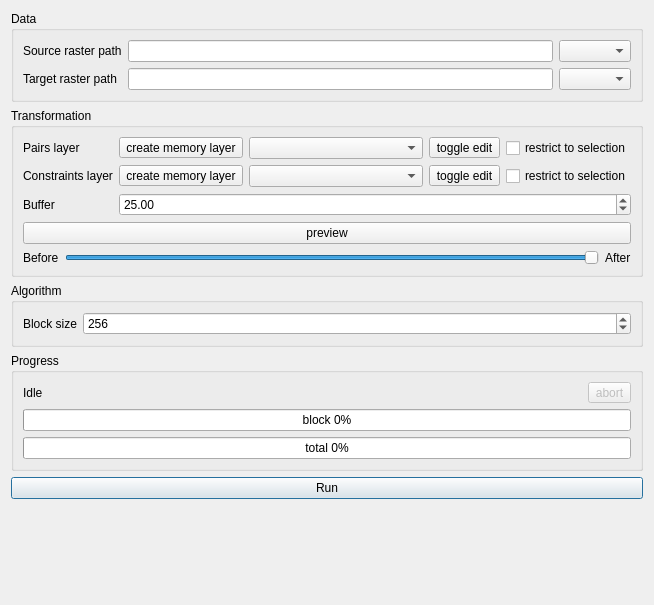
Qt form ui_main.ui (olivierdalang/RasterBender) before a commit.
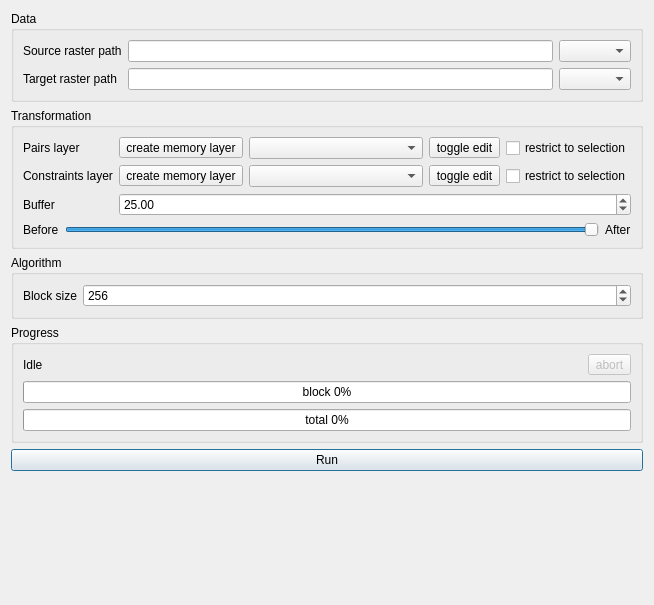
The same form after that commit. Icons and pictures are not drawn.

The edit to the form file:
```diff
--- a/ui_main.ui
+++ b/ui_main.ui
@@ -254,16 +254,6 @@
        </widget>
       </item>
       <item row="3" column="0" colspan="2">
-       <widget class="QPushButton" name="previewButton">
-        <property name="enabled">
-         <bool>true</bool>
-        </property>
-        <property name="text">
-         <string>preview</string>
-        </property>
-       </widget>
-      </item>
-      <item row="4" column="0" colspan="2">
        <layout class="QHBoxLayout" name="horizontalLayout_4">
         <item>
          <widget class="QLabel" name="label_6">
@@ -345,6 +335,9 @@
           <property name="text">
            <string>Idle</string>
           </property>
+          <property name="wordWrap">
+           <bool>true</bool>
+          </property>
          </widget>
         </item>
         <item>
```
